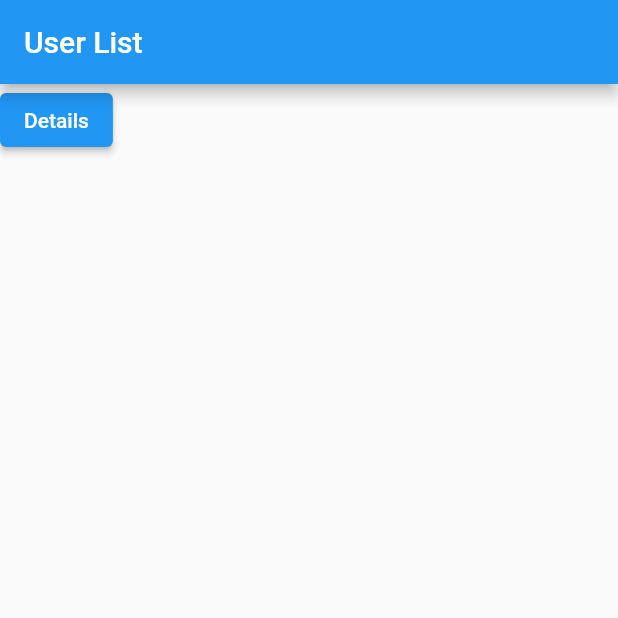
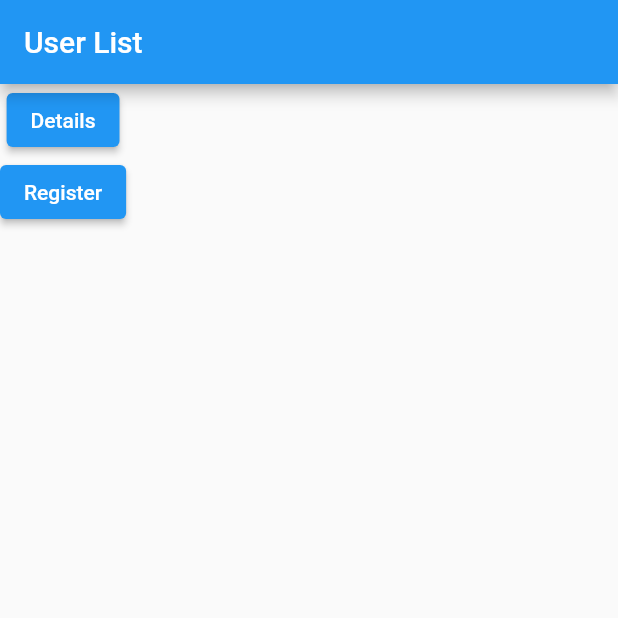
Before and after one commit to danistwn/flutter_base, a Flutter app: the screen it shows after launch, on a phone screen of 412 x 824 dp, the top half of it. Run offline on Flutter 3.47's test engine with Material 2 defaults, Android fonts, the phone set to English and light mode, and no system bars.

Commit message:
Register Page

```diff
--- a/lib/pages/UserPage.dart
+++ b/lib/pages/UserPage.dart
@@ -10,9 +10,15 @@ class UserPage extends StatelessWidget {
   Widget build(BuildContext context) {
     return Scaffold(
         appBar: AppBar(title: Text('User List')),
-        body: ElevatedButton(
-            child: Text('Details'),
-            onPressed: () =>
-                Navigator.of(context).pushNamed(RouteName.USERDETAIL)));
+        body: Column(children: [
+          ElevatedButton(
+              child: Text('Details'),
+              onPressed: () =>
+                  Navigator.of(context).pushNamed(RouteName.USERDETAIL)),
+          ElevatedButton(
+              child: Text('Register'),
+              onPressed: () =>
+                  Navigator.of(context).pushNamed(RouteName.USERNEW))
+        ]));
   }
 }
--- a/lib/routes/AppRoute.dart
+++ b/lib/routes/AppRoute.dart
@@ -3,11 +3,13 @@ import 'package:flutter_base/pages/UserPage.dart';
 import 'package:flutter_base/routes/RouteName.dart';
 
 import '../pages/UserDetailPage.dart';
+import '../pages/UserNewPage.dart';
 
 class AppRoute {
   static final all = {
     RouteName.MAIN: (context) => MainPage(),
     RouteName.USER: (context) => UserPage(),
     RouteName.USERDETAIL: (context) => UserDetailPage(),
+    RouteName.USERNEW: (context) => UserNewPage(),
   };
 }
--- a/lib/routes/RouteName.dart
+++ b/lib/routes/RouteName.dart
@@ -2,4 +2,5 @@ class RouteName {
   static final MAIN = "/mainPage";
   static final USER = "/userPage";
   static final USERDETAIL = "/userDetailPage";
+  static final USERNEW = "/userNewPage";
 }
```
Also changed, not shown: lib/pages/UserNewPage.dart (added, +15 -0 lines).
